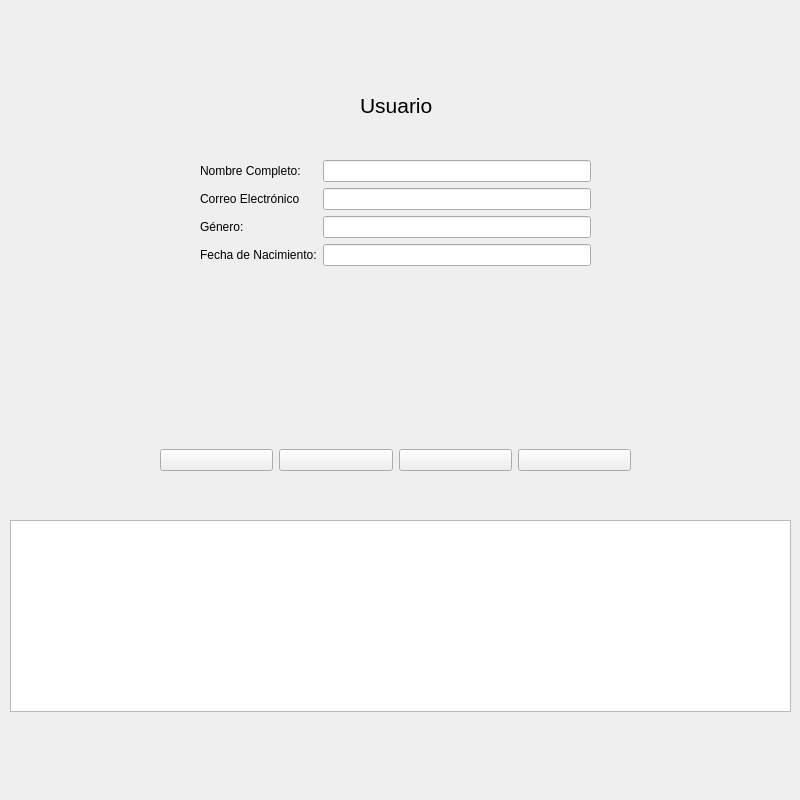
Qt form ProyectoFinal/ProyectoFinal/ProyectoFinal/ProyectoFinal/Usuario.ui (Marisela1989/Proyecto-Python) before a commit.
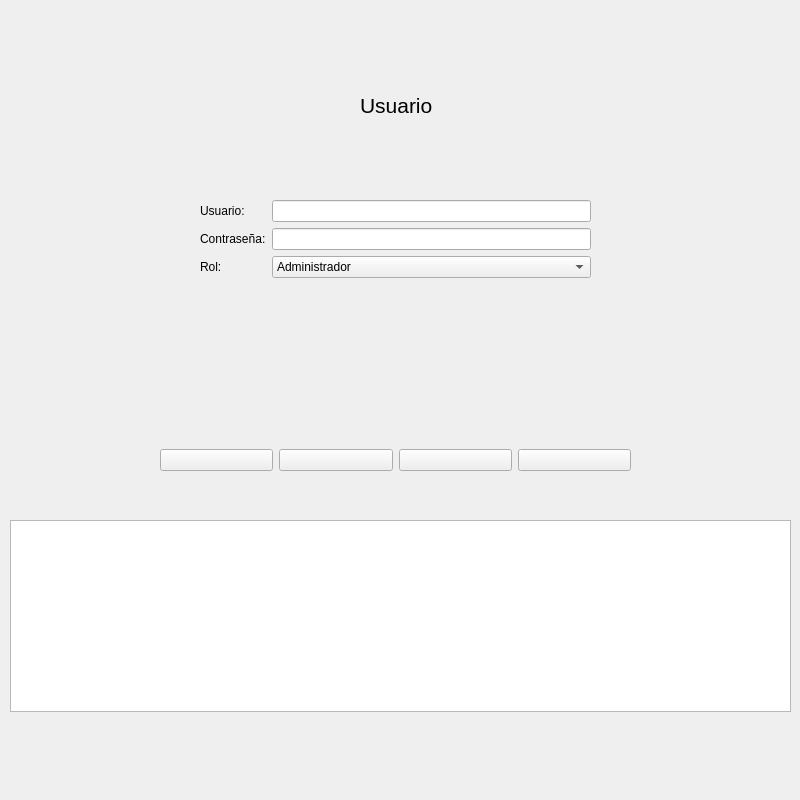
The same form after that commit. Icons and pictures are not drawn.

```diff
--- a/ProyectoFinal/ProyectoFinal/ProyectoFinal/ProyectoFinal/Usuario.ui
+++ b/ProyectoFinal/ProyectoFinal/ProyectoFinal/ProyectoFinal/Usuario.ui
@@ -27,7 +27,7 @@
    <property name="geometry">
     <rect>
      <x>200</x>
-     <y>160</y>
+     <y>200</y>
      <width>391</width>
      <height>221</height>
     </rect>
@@ -36,7 +36,7 @@
     <item row="0" column="0">
      <widget class="QLabel" name="lblNombreCompleto">
       <property name="text">
-       <string>Nombre Completo:</string>
+       <string>Usuario:</string>
       </property>
      </widget>
     </item>
@@ -46,33 +46,39 @@
     <item row="1" column="0">
      <widget class="QLabel" name="lblCorreoElectronico">
       <property name="text">
-       <string>Correo Electrónico</string>
+       <string>Contraseña:</string>
       </property>
      </widget>
     </item>
     <item row="1" column="1">
-     <widget class="QLineEdit" name="txtCorreoElectronico"/>
-    </item>
-    <item row="2" column="0">
-     <widget class="QLabel" name="lblGenero">
-      <property name="text">
-       <string>Género:</string>
-      </property>
-     </widget>
+     <widget class="QLineEdit" name="txtContrasenia"/>
     </item>
     <item row="2" column="1">
-     <widget class="QLineEdit" name="txtGenero"/>
+     <widget class="QComboBox" name="comboBox">
+      <item>
+       <property name="text">
+        <string>Administrador</string>
+       </property>
+      </item>
+      <item>
+       <property name="text">
+        <string/>
+       </property>
+      </item>
+      <item>
+       <property name="text">
+        <string>Empleado</string>
+       </property>
+      </item>
+     </widget>
     </item>
-    <item row="3" column="0">
-     <widget class="QLabel" name="lblFechaNacimiento">
+    <item row="2" column="0">
+     <widget class="QLabel" name="lblRol">
       <property name="text">
-       <string>Fecha de Nacimiento:</string>
+       <string>Rol:</string>
       </property>
      </widget>
     </item>
-    <item row="3" column="1">
-     <widget class="QLineEdit" name="txtFechaNacimiento"/>
-    </item>
    </layout>
   </widget>
   <widget class="QLabel" name="lblTitulo">
```
Left out of the diff: 6 changed lines with no effect on the pictures.
